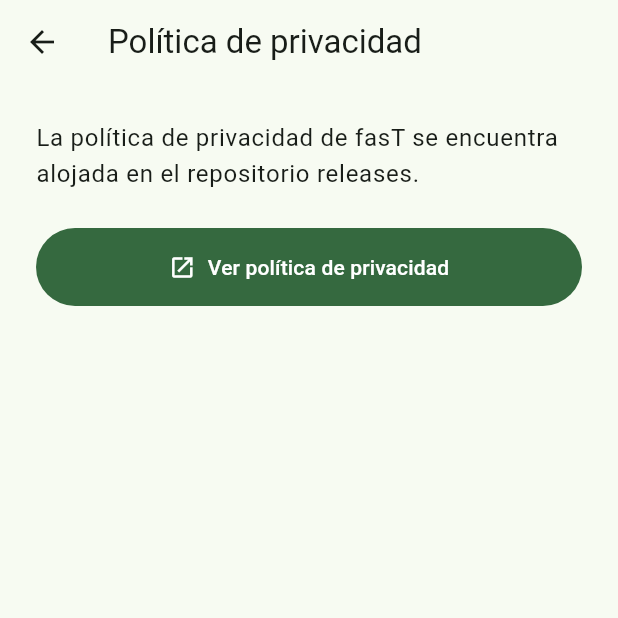
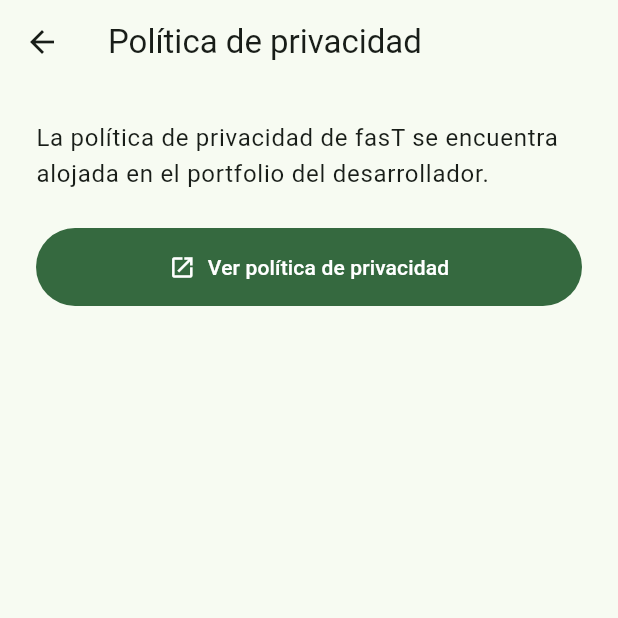
Before and after one commit to operonte/fast, a Flutter app: the PrivacyScreen screen opened by its route, on a phone screen of 412 x 824 dp, the top half of it. Run offline on Flutter 3.47's test engine with Material 3 defaults, Android fonts, the phone set to English and light mode, and no system bars; our stand-ins replace go_router, package_info_plus, share_plus, shared_preferences, vibration; accounts and stored records are empty.

Commit message:
v1.1.1: corrige enlace roto de política de privacidad y términos
El enlace a GitHub Pages devolvía 404. Ahora apunta al portfolio
del desarrollador en Firebase Hosting.

Co-Authored-By: Claude Sonnet 5 <noreply@anthropic.com>

```diff
--- a/lib/app_config.dart
+++ b/lib/app_config.dart
@@ -1,5 +1,5 @@
-/// Políticas y términos publicados en GitHub Pages (igual que horasmedicas).
+/// Políticas y términos publicados en el portfolio (Firebase Hosting).
 const String privacyPolicyUrl =
-    'https://operonte.github.io/releases/fast/policies/privacy_policy.html';
+    'https://cristianbravo-dev.web.app/es/privacy/fast';
 const String termsOfUseUrl =
-    'https://operonte.github.io/releases/fast/policies/terms_of_use.html';
+    'https://cristianbravo-dev.web.app/es/privacy/fast#terms';
--- a/lib/screens/privacy_screen.dart
+++ b/lib/screens/privacy_screen.dart
@@ -3,7 +3,7 @@ import 'package:go_router/go_router.dart';
 import 'package:url_launcher/url_launcher.dart';
 import '../app_config.dart';
 
-/// Política de privacidad: enlace a GitHub Pages (abre en navegador externo).
+/// Política de privacidad: enlace al portfolio en Firebase Hosting (abre en navegador externo).
 class PrivacyScreen extends StatelessWidget {
   const PrivacyScreen({super.key});
 
@@ -53,7 +53,7 @@ class PrivacyScreen extends StatelessWidget {
           crossAxisAlignment: CrossAxisAlignment.stretch,
           children: [
             Text(
-              'La política de privacidad de fasT se encuentra alojada en el repositorio releases.',
+              'La política de privacidad de fasT se encuentra alojada en el portfolio del desarrollador.',
               style: Theme.of(context).textTheme.bodyLarge,
             ),
             const SizedBox(height: 24),
--- a/lib/screens/terms_screen.dart
+++ b/lib/screens/terms_screen.dart
@@ -3,7 +3,7 @@ import 'package:go_router/go_router.dart';
 import 'package:url_launcher/url_launcher.dart';
 import '../app_config.dart';
 
-/// Términos de uso: enlace a GitHub Pages (abre en navegador externo).
+/// Términos de uso: enlace al portfolio en Firebase Hosting (abre en navegador externo).
 class TermsScreen extends StatelessWidget {
   const TermsScreen({super.key});
 
@@ -53,7 +53,7 @@ class TermsScreen extends StatelessWidget {
           crossAxisAlignment: CrossAxisAlignment.stretch,
           children: [
             Text(
-              'Los términos de uso de fasT se encuentran alojados en el repositorio releases.',
+              'Los términos de uso de fasT se encuentran alojados en el portfolio del desarrollador.',
               style: Theme.of(context).textTheme.bodyLarge,
             ),
             const SizedBox(height: 24),
--- a/pubspec.yaml
+++ b/pubspec.yaml
@@ -16,7 +16,7 @@ publish_to: 'none' # Remove this line if you wish to publish to pub.dev
 # https://developer.apple.com/library/archive/documentation/General/Reference/InfoPlistKeyReference/Articles/CoreFoundationKeys.html
 # In Windows, build-name is used as the major, minor, and patch parts
 # of the product and file versions while build-number is used as the build suffix.
-version: 1.1.0+3
+version: 1.1.1+4
 
 environment:
   sdk: ^3.10.7
```
Also changed, not shown: 1 other file.
